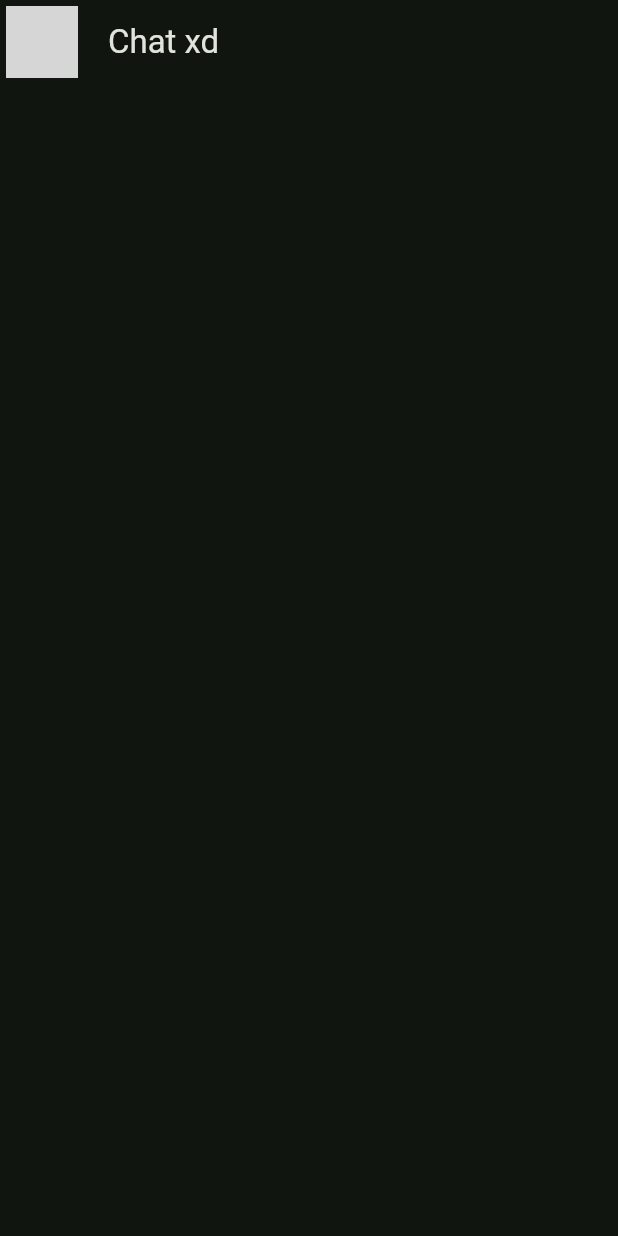
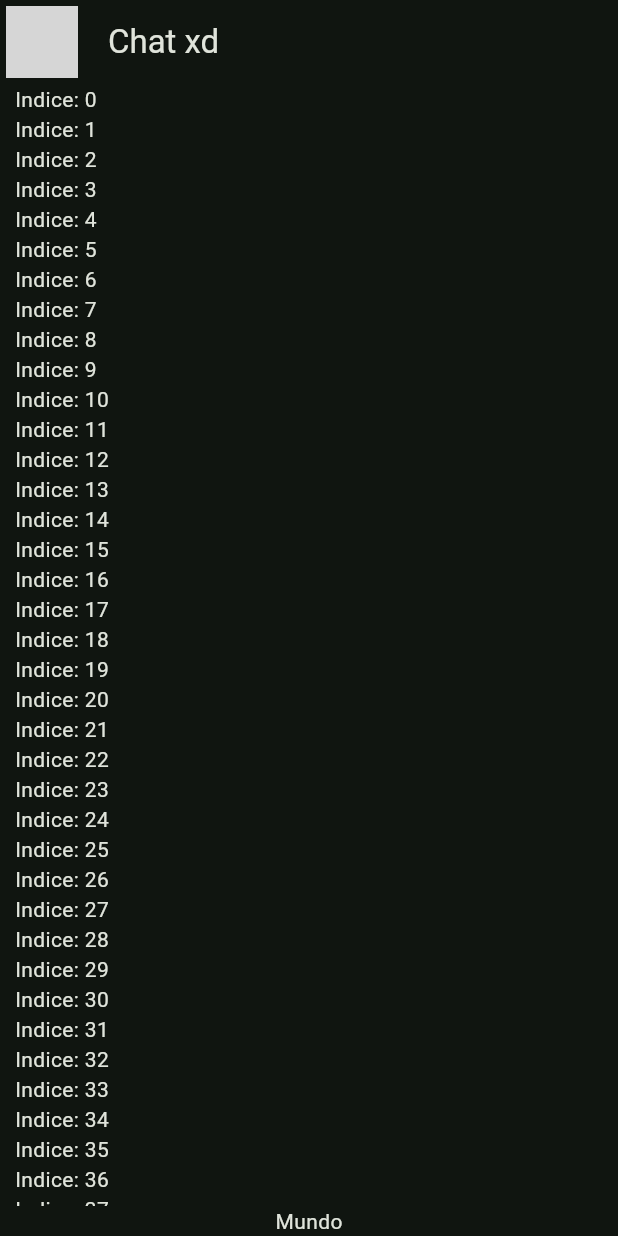
Before and after one commit to alexisSiT/yesapp, a Flutter app: the screen it shows after launch, on a phone screen of 412 x 824 dp. Run offline on Flutter 3.47's test engine with Material 3 defaults, Android fonts, the phone set to English and light mode, and no system bars; network calls fail; grey boxes are pictures that could not be loaded.

Commit message:
feat: Add ListView

```diff
--- a/lib/presentation/chat/chat_screen.dart
+++ b/lib/presentation/chat/chat_screen.dart
@@ -10,12 +10,39 @@ class ChatScreen extends StatelessWidget {
         leading: const Padding(
           padding: EdgeInsets.all(4.0),
           child: CircleAvatar(
-            backgroundImage: NetworkImage("https://pbs.twimg.com/profile_images/767081941858390016/weLyNLTn_400x400.jpg"),
+            backgroundImage: NetworkImage(
+                "https://pbs.twimg.com/profile_images/767081941858390016/weLyNLTn_400x400.jpg"),
           ),
         ),
         title: const Text('Chat xd'),
         centerTitle: false,
       ),
+      body: _ChatView(),
     );
   }
 }
+
+class _ChatView extends StatelessWidget {
+  @override
+  Widget build(BuildContext context) {
+    return SafeArea(
+      child: Padding(
+        padding: const EdgeInsets.symmetric(horizontal: 10),
+        child: Column(
+          children: [
+
+            Expanded(child: ListView.builder(
+              itemCount: 100,
+              itemBuilder: (context, index) {
+                return Text(
+                  'Indice: $index'
+                );
+              },
+            )),
+            Text('Mundo')
+          ],
+        ),
+      ),
+    );
+  }
+}
```
